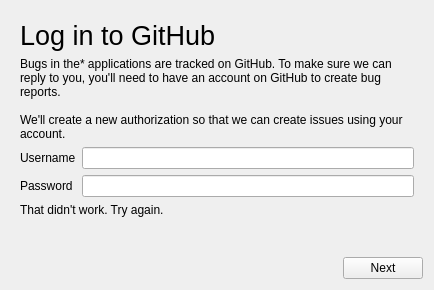
Old version of the form logingithub.ui in the repository vicr123/ts-bugreport.
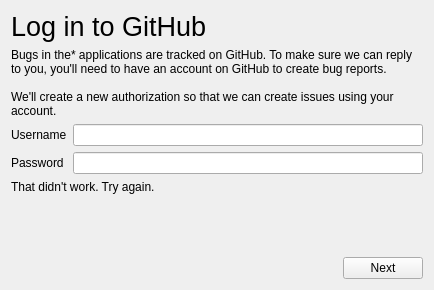
New version of the form. Icons and pictures are not drawn.

Patch:
```diff
--- a/logingithub.ui
+++ b/logingithub.ui
@@ -21,6 +21,18 @@
      </property>
      <widget class="QWidget" name="page">
       <layout class="QVBoxLayout" name="verticalLayout_2">
+       <property name="leftMargin">
+        <number>0</number>
+       </property>
+       <property name="topMargin">
+        <number>0</number>
+       </property>
+       <property name="rightMargin">
+        <number>0</number>
+       </property>
+       <property name="bottomMargin">
+        <number>0</number>
+       </property>
        <item>
         <widget class="QLabel" name="label">
          <property name="font">
```
Left out of the diff: 38 changed lines with no effect on the pictures.
